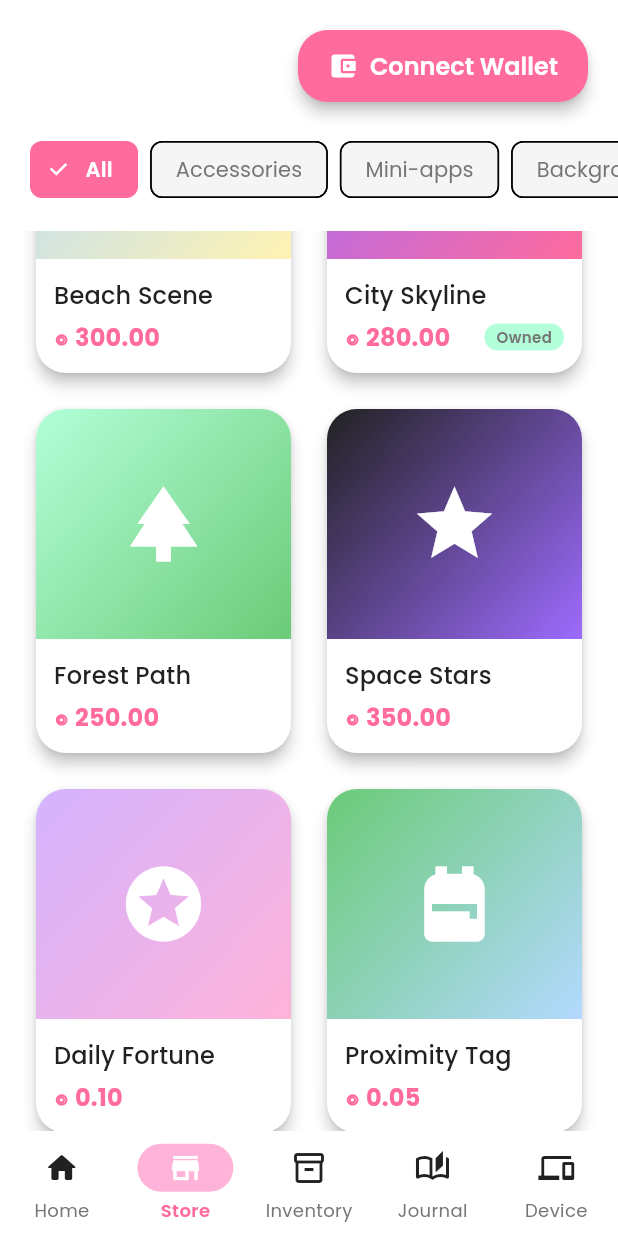
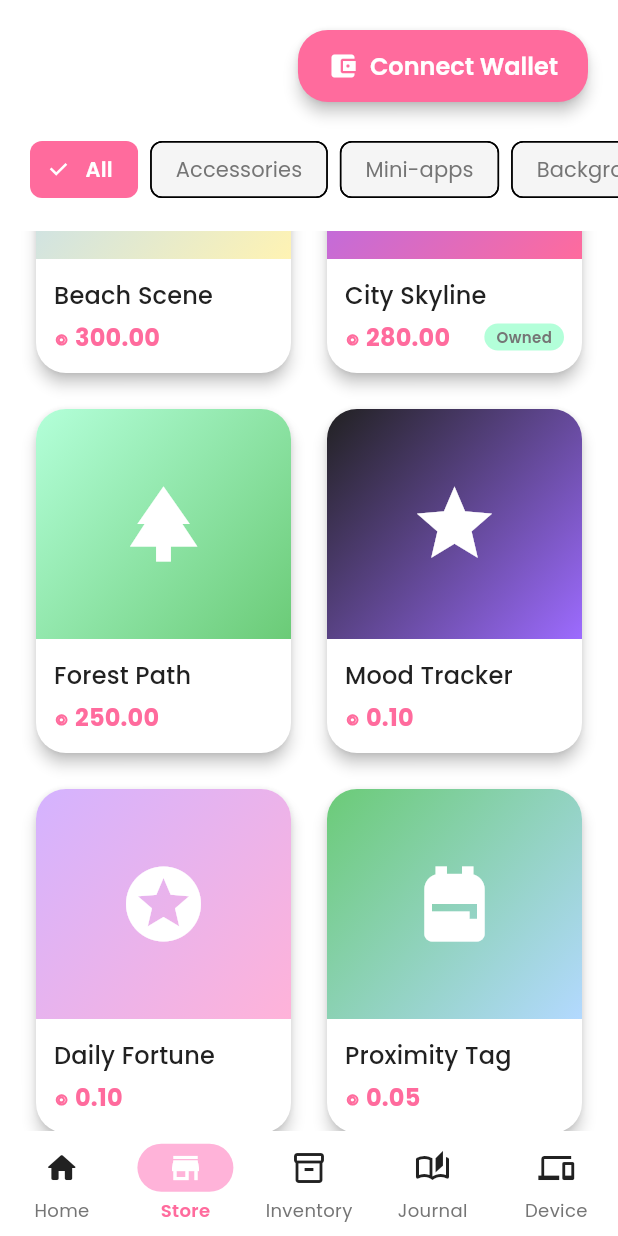
Before and after one commit to livinwater/plaipin-app, a Flutter app: the screen it shows after launch, item 2 of the bottom bar chosen, scrolled down 1152 dp, on a phone screen of 412 x 824 dp. Run offline on Flutter 3.47's test engine with Material 3 defaults, Android fonts, the light colour scheme and no system bars; our stand-ins replace app_links, flutter_blue_plus, flutter_dotenv, flutter_tts, google_fonts, shared_preferences and 1 more; missing offline and left inert: bs58, model_viewer_plus, pinenacl, privy_flutter, solana.

Commit message:
Updating Mood Tracker UI

```diff
--- a/mobile_app/lib/screens/store_screen.dart
+++ b/mobile_app/lib/screens/store_screen.dart
@@ -381,10 +381,10 @@ final List<_StoreItem> _hardcodedItems = [
   ),
   _StoreItem(
     id: '12',
-    name: 'Space Stars',
-    description: 'Cosmic starry background',
-    price: 350,
-    category: 'Backgrounds',
+    name: 'Mood Tracker',
+    description: 'Mood tracker mini-app',
+    price: 0.1,
+    category: 'Mini-apps',
     icon: Icons.star,
     gradientColors: [AppTheme.black, AppTheme.primaryPurple],
   ),
```
